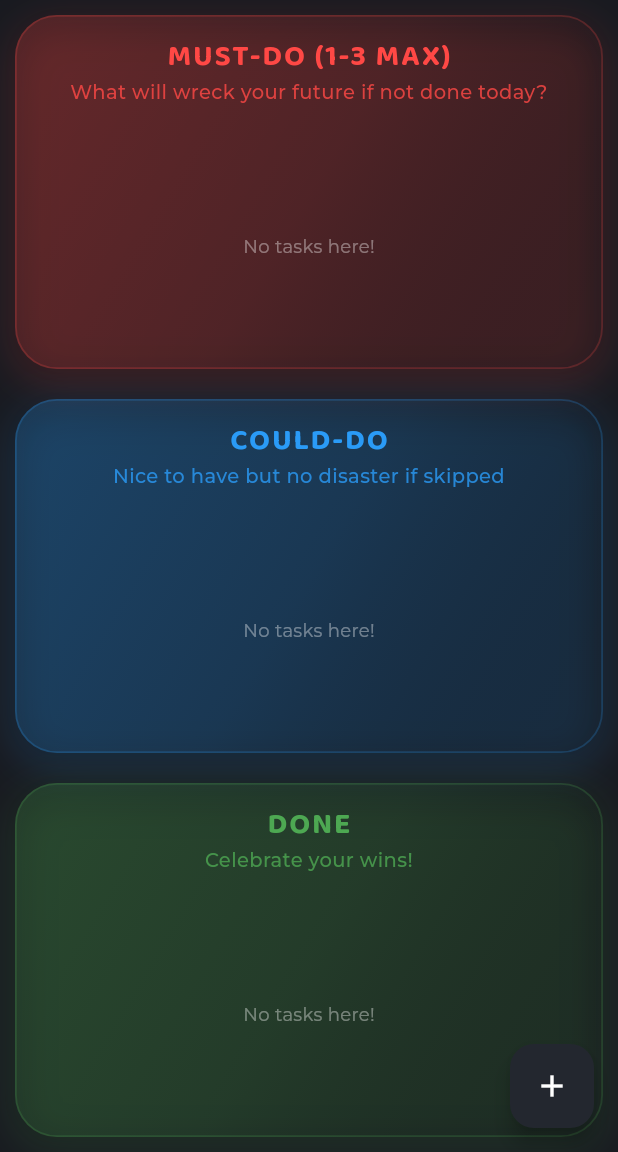
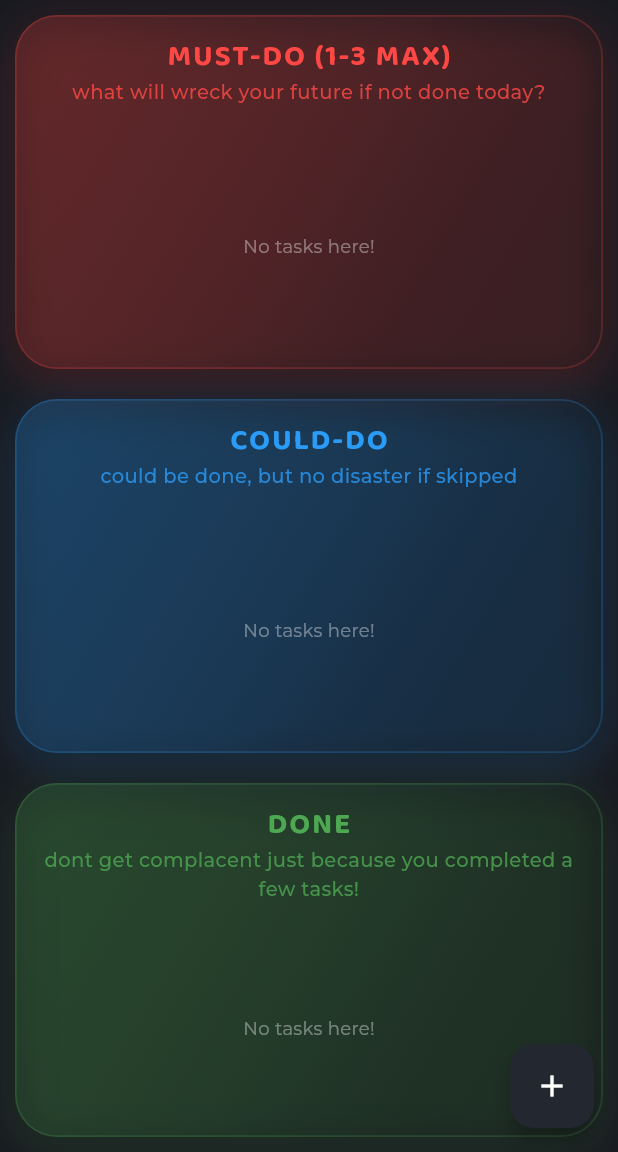
Before and after one commit to damroyalty/ADHD-Task-Triage, a Flutter app: the screen it shows after launch, on a phone screen of 412 x 824 dp, the part 84-1236 px from its top. Run offline on Flutter 3.47's test engine with Material 3 defaults, Android fonts, the phone set to English and light mode, and no system bars; drawn by our look-alikes of animated_text_kit; our stand-ins replace google_fonts, hive, hive_flutter; accounts and stored records are empty.

Commit message:
label edits

```diff
--- a/lib/screens/home_screen.dart
+++ b/lib/screens/home_screen.dart
@@ -64,7 +64,7 @@ class HomeScreen extends StatelessWidget {
           // must-do section
           PrioritySection(
             title: 'MUST-DO (1-3 MAX)',
-            subtitle: 'What will wreck your future if not done today?',
+            subtitle: 'what will wreck your future if not done today?',
             color: const Color.fromARGB(255, 255, 72, 69),
             tasks: context.watch<TaskProvider>().mustDoTasks,
           ),
@@ -72,7 +72,7 @@ class HomeScreen extends StatelessWidget {
           // could-do section
           PrioritySection(
             title: 'COULD-DO',
-            subtitle: 'Nice to have but no disaster if skipped',
+            subtitle: 'could be done, but no disaster if skipped',
             color: const Color.fromARGB(255, 42, 155, 247),
             tasks: context.watch<TaskProvider>().couldDoTasks,
           ),
@@ -80,7 +80,7 @@ class HomeScreen extends StatelessWidget {
           // completed section
           PrioritySection(
             title: 'DONE',
-            subtitle: 'Celebrate your wins!',
+            subtitle: 'dont get complacent just because you completed a few tasks!',
             color: const Color.fromARGB(255, 77, 168, 82),
             tasks: context.watch<TaskProvider>().completedTasks,
           ),
```
